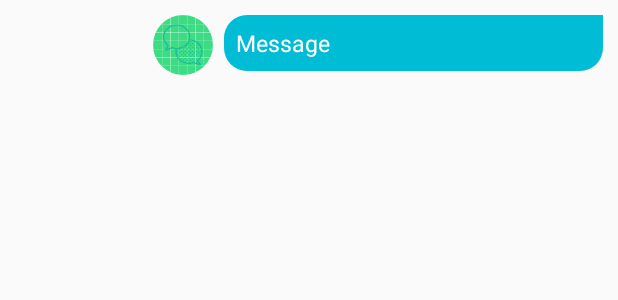
After one commit to msallam64/ChatApp, an Android app: the layout chat_item_right.xml on its own in the app's theme, with its tools: preview values and no code run, on a phone screen of 412 x 824 dp. The commit adds this screen. Shown: the top 300 px of the screen. Run offline under Robolectric (Android 15) with nearby library versions, the light colour scheme and no system bars.

Commit message:
display message ..

```diff
--- /dev/null
+++ b/app/src/main/res/drawable/background_right.xml
@@ -0,0 +1,9 @@
+<?xml version="1.0" encoding="utf-8"?>
+<shape xmlns:android="http://schemas.android.com/apk/res/android"
+    android:shape="rectangle">
+    <corners
+        android:topRightRadius="0dp"
+        android:radius="15dp"/>
+    <solid android:color="@color/colorPrimaryDark"/>
+
+</shape>
--- /dev/null
+++ b/app/src/main/res/layout/chat_item_right.xml
@@ -0,0 +1,36 @@
+<?xml version="1.0" encoding="utf-8"?>
+<RelativeLayout
+    xmlns:android="http://schemas.android.com/apk/res/android"
+    android:layout_width="match_parent"
+    android:layout_height="wrap_content"
+    android:padding="10dp">
+    <RelativeLayout
+        android:layout_width="300dp"
+        android:layout_height="wrap_content"
+        android:layout_alignParentEnd="true"
+        android:layout_alignParentRight="true"
+       >
+        <de.hdodenhof.circleimageview.CircleImageView
+            android:layout_width="40dp"
+            android:layout_height="40dp"
+            android:src="@mipmap/icon"
+            android:id="@+id/user_image"
+            />
+
+        <TextView
+            android:layout_alignParentRight="true"
+            android:layout_alignParentEnd="true"
+            android:id="@+id/show_message"
+            android:textSize="15sp"
+            android:layout_width="wrap_content"
+            android:layout_height="wrap_content"
+            android:background="@drawable/background_right"
+            android:textColor="#FFF"
+            android:layout_toRightOf="@+id/user_image"
+            android:layout_marginLeft="7dp"
+            android:padding="8dp"
+            android:text="Message"
+            />
+    </RelativeLayout>
+
+</RelativeLayout>
```
Also changed, not shown: app/src/main/java/com/example/chatapp/Adapter/MessageAdapter.java (added, +86 -0 lines), app/src/main/java/com/example/chatapp/MessageActivity.java (+69 -24 lines), app/src/main/java/com/example/chatapp/Model/Chat.java (added, +38 -0 lines), app/src/main/res/drawable/background_left.xml (added, +9 -0 lines), app/src/main/res/layout/chat_item_left.xml (added, +25 -0 lines).
